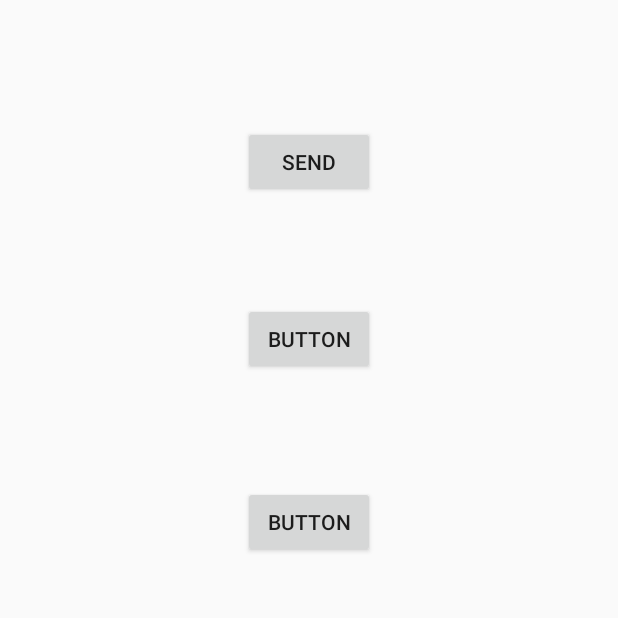
After one commit to wmzPangmao/LearnBase, an Android app: the HandlerActivity screen opened directly, with no data from a screen before it, on a phone screen of 412 x 824 dp, the top half of it. The commit adds this screen. Run offline under Robolectric (Android 15) with nearby library versions, the phone set to English and light mode, and no system bars.

Commit message:
commit Handler

```diff
--- /dev/null
+++ b/app/src/main/java/com/pangmao/learnbase/BaseActivity.java
@@ -0,0 +1,33 @@
+package com.pangmao.learnbase;
+
+import android.content.Context;
+import android.content.Intent;
+import android.os.Bundle;
+import android.support.annotation.Nullable;
+import android.support.v7.app.AppCompatActivity;
+import android.widget.Toast;
+
+import com.pangmao.learnbase.service.ServiceActivity;
+import com.pangmao.learnbase.util.ActivityCollector;
+
+public class BaseActivity extends AppCompatActivity {
+
+    public final String TAG = getClass().getSimpleName();
+
+    @Override
+    protected void onCreate(@Nullable Bundle savedInstanceState) {
+        super.onCreate(savedInstanceState);
+
+        ActivityCollector.addActivity(this);
+    }
+
+    @Override
+    protected void onDestroy() {
+        super.onDestroy();
+        ActivityCollector.removeActivity(this);
+    }
+
+    public void showToast(String msg){
+        Toast.makeText(this, msg, Toast.LENGTH_SHORT).show();
+    }
+}
--- a/app/src/main/java/com/pangmao/learnbase/activity/SecondActivity.java
+++ b/app/src/main/java/com/pangmao/learnbase/activity/SecondActivity.java
@@ -6,12 +6,13 @@ import android.os.Bundle;
 import android.util.Log;
 import android.widget.TextView;
 
+import com.pangmao.learnbase.BaseActivity;
 import com.pangmao.learnbase.R;
 
 /**
  * @author wangmingzhi
  */
-public class SecondActivity extends AppCompatActivity {
+public class SecondActivity extends BaseActivity {
 
     public final static String ACTION = "android.intent.action.SencondActivity";
 
--- /dev/null
+++ b/app/src/main/res/layout/activity_handler.xml
@@ -0,0 +1,40 @@
+<?xml version="1.0" encoding="utf-8"?>
+<android.support.constraint.ConstraintLayout xmlns:android="http://schemas.android.com/apk/res/android"
+    xmlns:app="http://schemas.android.com/apk/res-auto"
+    xmlns:tools="http://schemas.android.com/tools"
+    android:layout_width="match_parent"
+    android:layout_height="match_parent"
+    tools:context=".handler.HandlerActivity">
+
+    <Button
+        android:id="@+id/btn_handler_send"
+        android:layout_width="wrap_content"
+        android:layout_height="wrap_content"
+        android:layout_marginStart="8dp"
+        android:layout_marginLeft="8dp"
+        android:layout_marginTop="84dp"
+        android:layout_marginEnd="8dp"
+        android:layout_marginRight="8dp"
+        android:text="send"
+        app:layout_constraintEnd_toEndOf="parent"
+        app:layout_constraintStart_toStartOf="parent"
+        app:layout_constraintTop_toTopOf="parent" />
+
+    <Button
+        android:id="@+id/button2"
+        android:layout_width="wrap_content"
+        android:layout_height="wrap_content"
+        android:layout_marginTop="70dp"
+        android:text="Button"
+        app:layout_constraintStart_toStartOf="@+id/btn_handler_send"
+        app:layout_constraintTop_toBottomOf="@+id/btn_handler_send" />
+
+    <Button
+        android:id="@+id/button3"
+        android:layout_width="wrap_content"
+        android:layout_height="wrap_content"
+        android:layout_marginTop="74dp"
+        android:text="Button"
+        app:layout_constraintStart_toStartOf="@+id/button2"
+        app:layout_constraintTop_toBottomOf="@+id/button2" />
+</android.support.constraint.ConstraintLayout>
--- a/app/src/main/res/values/strings.xml
+++ b/app/src/main/res/values/strings.xml
@@ -4,6 +4,7 @@
     <string name="btn_main_activity">活动Demo</string>
     <string name="btn_main_broadcast">广播Demo</string>
     <string name="btn_main_service">服务Demo</string>
+    <string name="btn_main_handler">学习handler</string>
     <!-- serviceActivity-->
     <string name="btn_service_start">启动服务</string>
     <string name="btn_service_stop">关闭服务</string>
```
Also changed, not shown: app/src/main/AndroidManifest.xml (+23 -25 lines), app/src/main/java/com/pangmao/learnbase/MainActivity.java (+17 -7 lines), app/src/main/java/com/pangmao/learnbase/activity/IntentActivity.java (+8 -6 lines), app/src/main/java/com/pangmao/learnbase/broadcast/BroadcastActivity.java (added, +26 -0 lines), app/src/main/java/com/pangmao/learnbase/handler/HandlerActivity.java (added, +91 -0 lines), app/src/main/java/com/pangmao/learnbase/handler/MyHandler.java (added, +43 -0 lines), app/src/main/java/com/pangmao/learnbase/handler/MyLooper.java (added, +67 -0 lines), app/src/main/java/com/pangmao/learnbase/handler/MyMessage.java (added, +16 -0 lines), app/src/main/java/com/pangmao/learnbase/handler/MyMessageQueue.java (added, +48 -0 lines), app/src/main/java/com/pangmao/learnbase/service/LocalActivity.java (+8 -7 lines), app/src/main/java/com/pangmao/learnbase/service/MessengerActivity.java (+9 -8 lines), app/src/main/java/com/pangmao/learnbase/service/ServiceActivity.java (+15 -13 lines), app/src/main/java/com/pangmao/learnbase/util/ActivityCollector.java (added, +27 -0 lines), app/src/main/java/com/pangmao/learnbase/util/LogUtil.java (+7 -0 lines), 2 more files.
